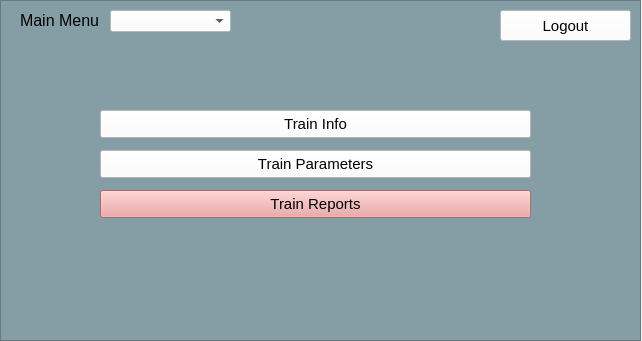
Before: the Qt Designer form src/UI/TrainModel/Train_Menu.ui in aet37/ECE1140-Project, drawn with Qt 5.
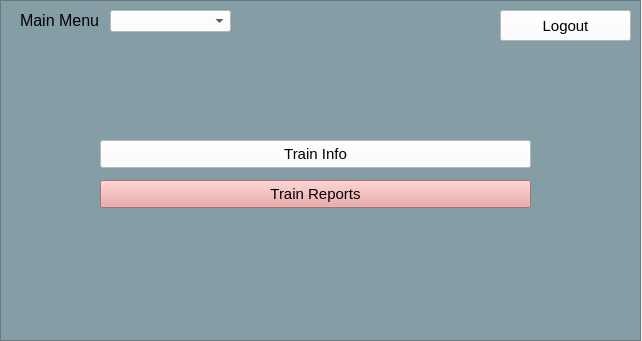
After: the same form once the commit is applied.

Patch:
```diff
--- a/src/UI/TrainModel/Train_Menu.ui
+++ b/src/UI/TrainModel/Train_Menu.ui
@@ -134,7 +134,7 @@
      <property name="geometry">
       <rect>
        <x>100</x>
-       <y>110</y>
+       <y>140</y>
        <width>431</width>
        <height>28</height>
       </rect>
@@ -173,7 +173,7 @@
      <property name="geometry">
       <rect>
        <x>100</x>
-       <y>190</y>
+       <y>180</y>
        <width>431</width>
        <height>28</height>
       </rect>
@@ -196,33 +196,6 @@
       </size>
      </property>
     </widget>
-    <widget class="QPushButton" name="train_parameters_button">
-     <property name="geometry">
-      <rect>
-       <x>100</x>
-       <y>150</y>
-       <width>431</width>
-       <height>28</height>
-      </rect>
-     </property>
-     <property name="font">
-      <font>
-       <pointsize>11</pointsize>
-      </font>
-     </property>
-     <property name="styleSheet">
-      <string notr="true">background-color: rgb(255, 255, 255);</string>
-     </property>
-     <property name="text">
-      <string>Train Parameters</string>
-     </property>
-     <property name="iconSize">
-      <size>
-       <width>20</width>
-       <height>20</height>
-      </size>
-     </property>
-    </widget>
    </widget>
    <zorder>frame</zorder>
    <zorder>logout_button_menu</zorder>
```
